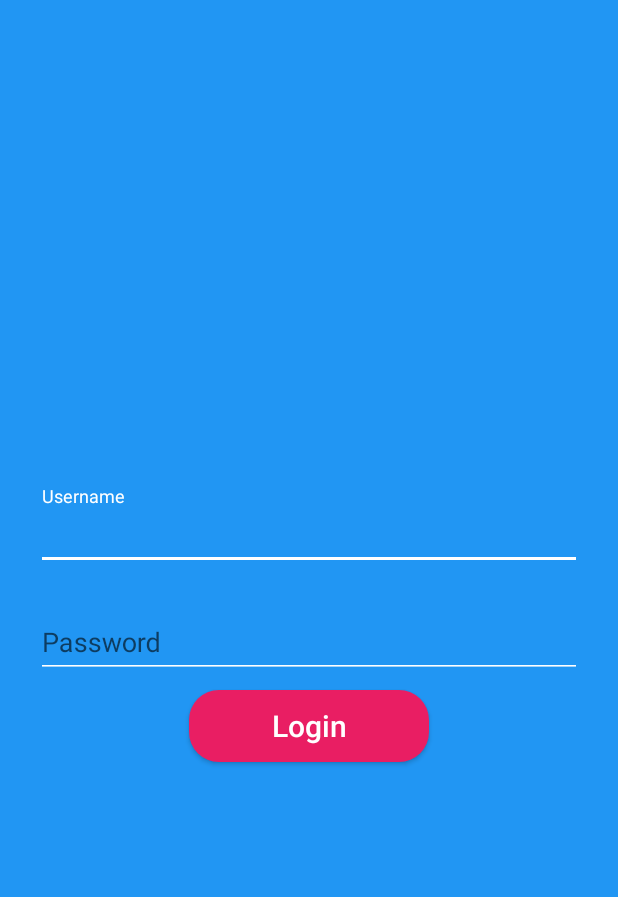
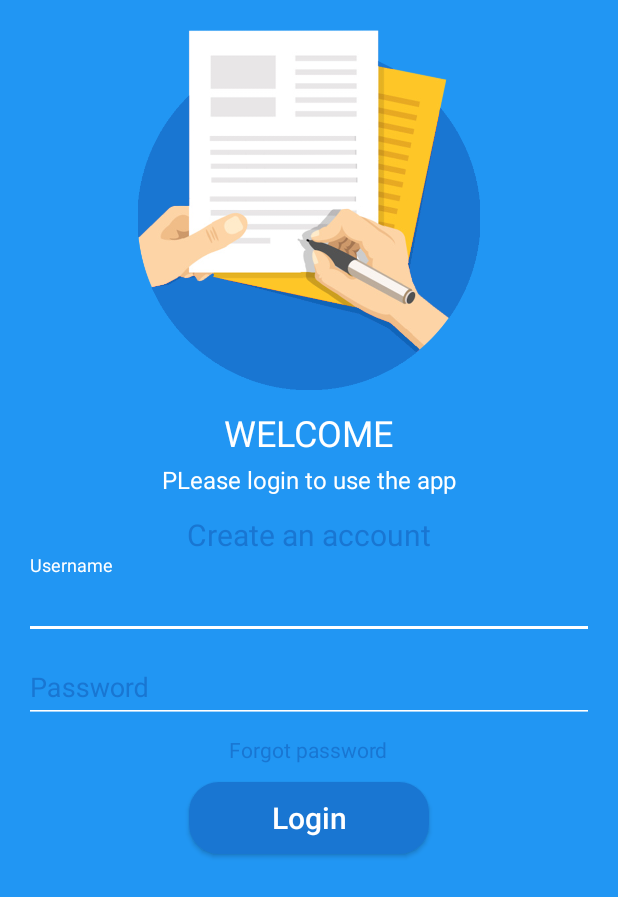
Before and after one commit to gautam-kakadiya/P2S_App, an Android app: the screen it shows after launch (LoginActivity), on a phone screen of 412 x 824 dp. Shown: the top 897 px of the screen. Run offline under Robolectric (Android 15) with nearby library versions, the phone set to English and light mode, and no system bars.

Commit message:
Added Login View

```diff
--- a/app/build.gradle
+++ b/app/build.gradle
@@ -27,4 +27,6 @@ dependencies {
     compile 'com.android.support:support-v4:24.0.0'
     compile 'com.squareup.picasso:picasso:2.5.2'
     compile 'de.hdodenhof:circleimageview:2.1.0'
+    compile 'com.android.support:cardview-v7:24.0.+'
+
 }
--- a/app/src/main/AndroidManifest.xml
+++ b/app/src/main/AndroidManifest.xml
@@ -8,7 +8,10 @@
         android:label="@string/app_name"
         android:supportsRtl="true"
         android:theme="@style/AppTheme">
-        <activity android:name=".MainActivity"></activity>
+        <activity android:name=".MainActivity">
+
+        </activity>
+
         <activity android:name=".LoginActivity">
             <intent-filter>
                 <action android:name="android.intent.action.MAIN" />
--- a/app/src/main/java/com/utils/gdkcorp/p2sapp/LoginActivity.java
+++ b/app/src/main/java/com/utils/gdkcorp/p2sapp/LoginActivity.java
@@ -1,13 +1,38 @@
 package com.utils.gdkcorp.p2sapp;
 
+import android.content.Intent;
 import android.support.v7.app.AppCompatActivity;
 import android.os.Bundle;
+import android.view.View;
+import android.widget.Button;
+import android.widget.EditText;
 
-public class LoginActivity extends AppCompatActivity {
+public class LoginActivity extends AppCompatActivity implements View.OnClickListener {
 
+    private EditText uname,pswd;
+    private Button login_button;
     @Override
     protected void onCreate(Bundle savedInstanceState) {
         super.onCreate(savedInstanceState);
         setContentView(R.layout.activity_login);
+        uname = (EditText) findViewById(R.id.user_name);
+        pswd = (EditText) findViewById(R.id.password);
+        login_button = (Button) findViewById(R.id.login_button);
+        login_button.setOnClickListener(this);
+    }
+
+    @Override
+    public void onClick(View view) {
+        if(!uname.getText().toString().equalsIgnoreCase("") && !pswd.getText().toString().equalsIgnoreCase("")){
+            Intent intent = new Intent(this,MainActivity.class);
+            startActivity(intent);
+        }else {
+            if (uname.getText().toString().equalsIgnoreCase("")) {
+                uname.setError("Username can't be blank");
+            }
+            if (pswd.getText().toString().equalsIgnoreCase("")) {
+                pswd.setError("Password can't be blank");
+            }
+        }
     }
 }
--- a/app/src/main/res/drawable/my_button.xml
+++ b/app/src/main/res/drawable/my_button.xml
@@ -3,7 +3,7 @@
     <item >
         <shape android:shape="rectangle"  >
             <corners android:radius="20dp" />
-            <solid android:color="#e91e63"></solid>
+            <solid android:color="@color/colorPrimaryDark"></solid>
         </shape>
     </item>
 </selector>
--- a/app/src/main/res/layout/activity_login.xml
+++ b/app/src/main/res/layout/activity_login.xml
@@ -8,38 +8,89 @@
     android:paddingLeft="@dimen/activity_horizontal_margin"
     android:paddingRight="@dimen/activity_horizontal_margin"
     android:paddingTop="@dimen/activity_vertical_margin"
-    android:gravity="center"
+    android:gravity="center_horizontal"
     android:orientation="vertical"
     android:background="@color/colorPrimary"
     tools:context="com.utils.gdkcorp.p2sapp.LoginActivity">
 
+    <ImageView
+        android:layout_width="240dp"
+        android:layout_height="240dp"
+        android:src="@drawable/login_art"
+        android:layout_margin="4dp"/>
+    <LinearLayout
+        android:layout_width="match_parent"
+        android:layout_height="wrap_content"
+        android:orientation="vertical"
+        android:layout_margin="8dp"
+        android:gravity="center_horizontal">
+        <TextView
+            android:layout_width="wrap_content"
+            android:layout_height="wrap_content"
+            android:text="WELCOME"
+            android:textColor="@android:color/white"
+            android:textSize="24dp"
+            />
 
+        <TextView
+            android:layout_width="wrap_content"
+            android:layout_height="wrap_content"
+            android:textColor="@android:color/white"
+            android:text="PLease login to use the app"
+            android:textSize="16dp"
+            android:layout_margin="4dp"/>
+
+    </LinearLayout>
+
+    <TextView
+        android:layout_width="wrap_content"
+        android:layout_height="wrap_content"
+        android:text="Create an account"
+        android:textSize="20dp"
+        android:textColor="@color/colorPrimaryDark" />
+
+   <LinearLayout
+       android:layout_width="match_parent"
+       android:layout_height="wrap_content"
+       android:orientation="vertical">
        <android.support.design.widget.TextInputLayout
            android:layout_width="match_parent"
            android:layout_height="wrap_content"
-        android:layout_margin="8dp">
+           android:textColorHint="@color/colorPrimaryDark">
            <EditText
+               android:id="@+id/user_name"
                android:layout_width="match_parent"
                android:layout_height="wrap_content"
-            android:hint="Username"/>
+               android:hint="Username"
+               android:textColor="@android:color/white"/>
        </android.support.design.widget.TextInputLayout>
 
        <android.support.design.widget.TextInputLayout
            android:layout_width="match_parent"
            android:layout_height="wrap_content"
-        android:layout_margin="8dp">
+           android:textColorHint="@color/colorPrimaryDark">
            <EditText
+               android:id="@+id/password"
                android:layout_width="match_parent"
                android:layout_height="wrap_content"
-            android:hint="Password"/>
+               android:hint="Password"
+               android:textColor="@android:color/white"/>
        </android.support.design.widget.TextInputLayout>
-
+   </LinearLayout>
+    <TextView
+        android:layout_width="wrap_content"
+        android:layout_height="wrap_content"
+        android:text="Forgot password"
+        android:textColor="@color/colorPrimaryDark"
+        android:layout_margin="8dp"/>
     <Button
+        android:id="@+id/login_button"
         android:layout_width="160dp"
         android:layout_height="wrap_content"
         android:text="Login"
         android:textAllCaps="false"
         android:background="@drawable/my_button"
         android:textSize="20dp"
+        android:layout_margin="4dp"
         android:textColor="@android:color/white"/>
 </LinearLayout>
--- a/app/src/main/res/values/colors.xml
+++ b/app/src/main/res/values/colors.xml
@@ -8,6 +8,5 @@
     <color name="colorSecondaryText">#727272</color>
     <color name="colorDivider">#B6B6B6</color>
     <color name="colorIconText">#FFFFFF</color>
-
     <color name="black_overlay">#66000000</color>
 </resources>
--- a/build.gradle
+++ b/build.gradle
@@ -5,7 +5,7 @@ buildscript {
         jcenter()
     }
     dependencies {
-        classpath 'com.android.tools.build:gradle:2.1.0'
+        classpath 'com.android.tools.build:gradle:2.1.2'
 
         // NOTE: Do not place your application dependencies here; they belong
         // in the individual module build.gradle files
```
Also changed, not shown: app/src/main/java/com/utils/gdkcorp/p2sapp/HomeFragment.java (added, +66 -0 lines), app/src/main/res/layout/fragment_home.xml (added, +8 -0 lines), app/src/main/res/drawable/login_art.png (added). Lines whose indentation alone changed are shown as unchanged.
